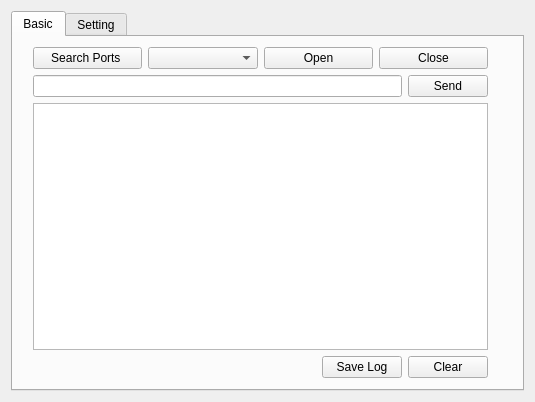
First picture: the form in mainwindow.ui, repository tech-living/ComportFree, before the edit.
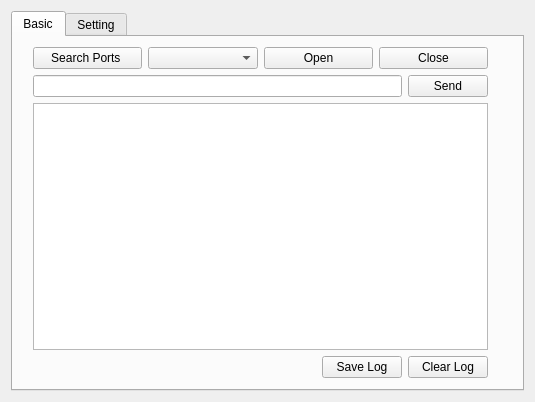
Second picture: the form after the edit.

Diff of the .ui file:
```diff
--- a/mainwindow.ui
+++ b/mainwindow.ui
@@ -107,7 +107,7 @@
           <item>
            <widget class="QPushButton" name="btnClearTxtBrower">
             <property name="text">
-             <string>Clear</string>
+             <string>Clear Log</string>
             </property>
            </widget>
           </item>
```
Left out of the diff: 4 changed lines with no effect on the pictures.
